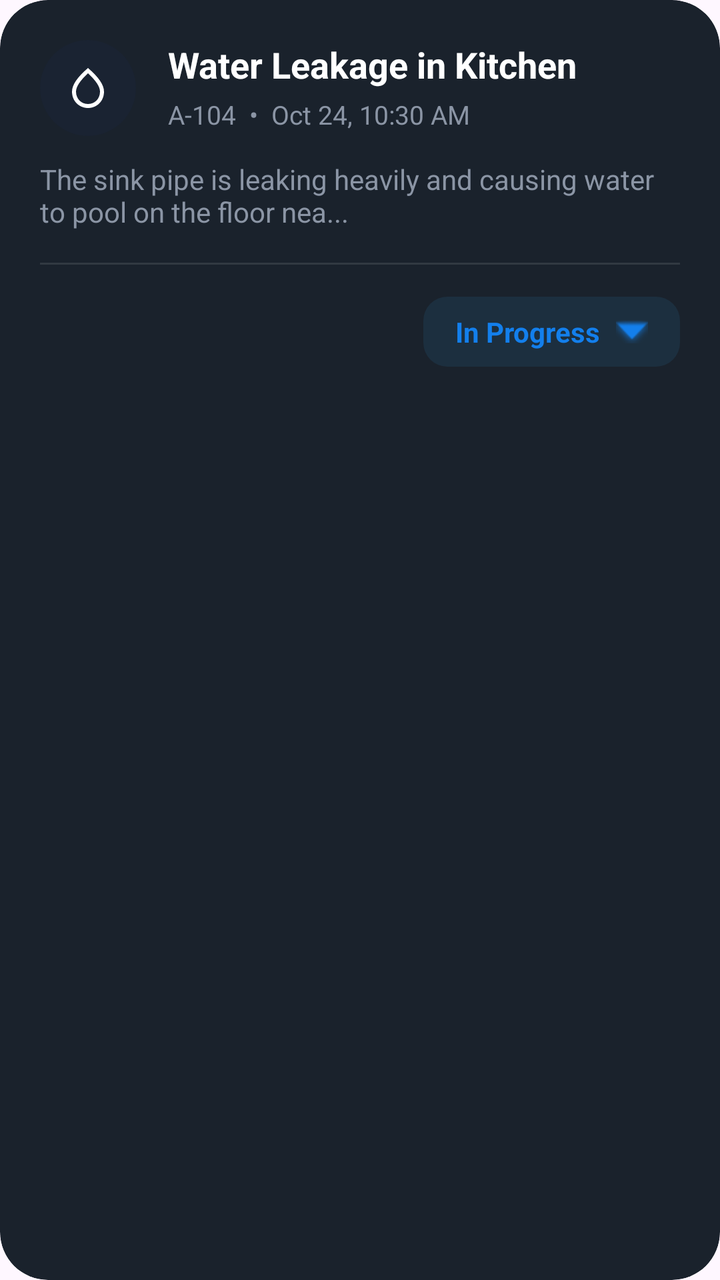
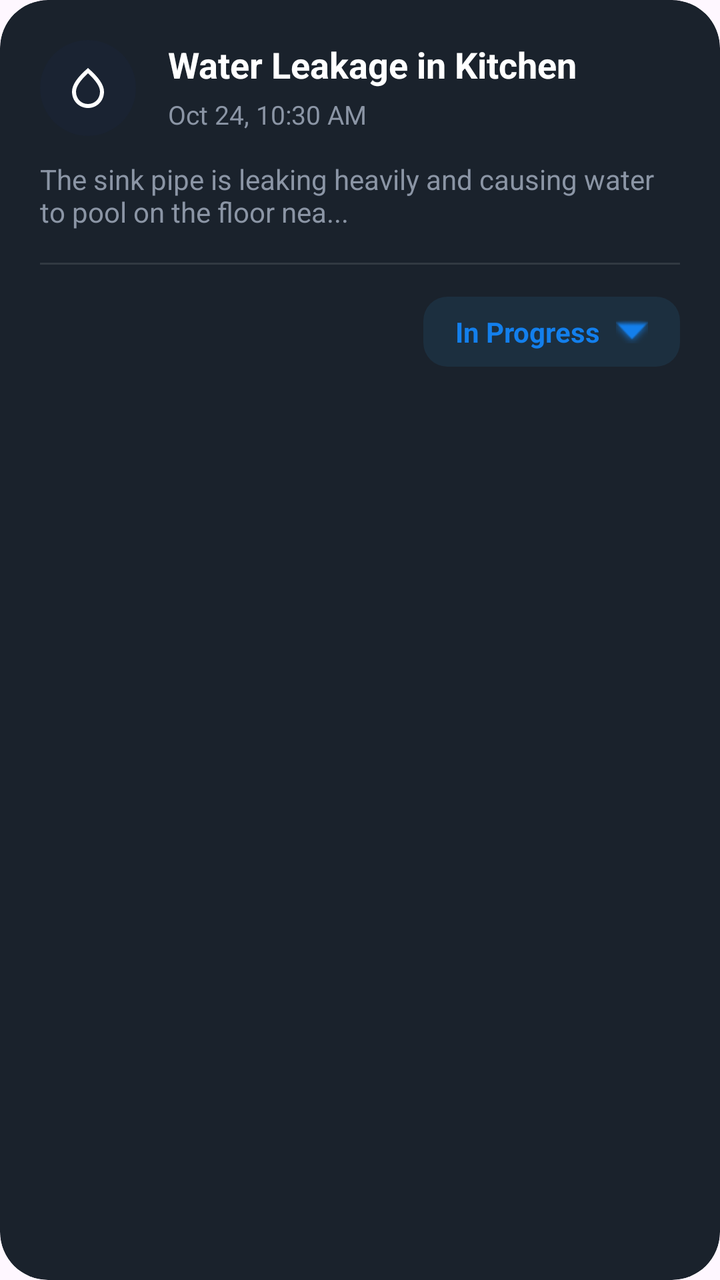

Compare the two renders of this Android layout. The source of the first and the diff that turns it into the second are given below.
<!-- AndroidManifest.xml: application theme Theme.HouseVisitorManagementSystem -->
<!-- res/layout/item_complaint.xml -->
<?xml version="1.0" encoding="utf-8"?>
<com.google.android.material.card.MaterialCardView xmlns:android="http://schemas.android.com/apk/res/android"
    xmlns:app="http://schemas.android.com/apk/res-auto"
    android:layout_width="match_parent"
    android:layout_height="wrap_content"
    android:layout_marginHorizontal="16dp"
    android:layout_marginVertical="8dp"
    app:cardBackgroundColor="@color/card_dark_bg"
    app:cardCornerRadius="24dp"
    app:cardElevation="0dp"
    app:strokeWidth="0dp"
    android:minHeight="220dp">

    <androidx.constraintlayout.widget.ConstraintLayout
        android:layout_width="match_parent"
        android:layout_height="wrap_content"
        android:padding="20dp">

        
        <FrameLayout
            android:id="@+id/iconContainer"
            android:layout_width="48dp"
            android:layout_height="48dp"
            app:layout_constraintStart_toStartOf="parent"
            app:layout_constraintTop_toTopOf="parent">

            <View
                android:id="@+id/iconBg"
                android:layout_width="match_parent"
                android:layout_height="match_parent"
                android:background="@drawable/circle_dark_bg" />

            <ImageView
                android:id="@+id/ivComplaintIcon"
                android:layout_width="24dp"
                android:layout_height="24dp"
                android:layout_gravity="center"
                android:src="@drawable/ic_water_drop" />
        </FrameLayout>

        
        <TextView
            android:id="@+id/tvTitle"
            android:layout_width="0dp"
            android:layout_height="wrap_content"
            android:layout_marginStart="16dp"
            android:text="Water Leakage in Kitchen"
            android:textColor="@color/white"
            android:textSize="18sp"
            android:textStyle="bold"
            app:layout_constraintEnd_toEndOf="parent"
            app:layout_constraintStart_toEndOf="@id/iconContainer"
            app:layout_constraintTop_toTopOf="parent" />

        <TextView
            android:id="@+id/tvMetaData"
            android:layout_width="wrap_content"
            android:layout_height="wrap_content"
            android:layout_marginTop="4dp"
            android:text="A-104  •  Oct 24, 10:30 AM"
            android:textColor="@color/text_grey"
            android:textSize="13sp"
            app:layout_constraintStart_toStartOf="@id/tvTitle"
            app:layout_constraintTop_toBottomOf="@id/tvTitle" />

        <TextView
            android:id="@+id/tvDescription"
            android:layout_width="0dp"
            android:layout_height="wrap_content"
            android:layout_marginTop="12dp"
            android:ellipsize="end"
            android:maxLines="4"
            android:text="The sink pipe is leaking heavily and causing water to pool on the floor nea..."
            android:textColor="@color/text_grey"
            android:textSize="14sp"
            app:layout_constraintEnd_toEndOf="parent"
            app:layout_constraintStart_toStartOf="parent"
            app:layout_constraintTop_toBottomOf="@id/iconContainer" />

        
        <View
            android:id="@+id/divider"
            android:layout_width="match_parent"
            android:layout_height="1dp"
            android:layout_marginTop="16dp"
            android:background="#1AFFFFFF"
            app:layout_constraintTop_toBottomOf="@id/tvDescription" />

        
        <LinearLayout
            android:id="@+id/statusBadge"
            android:layout_width="wrap_content"
            android:layout_height="wrap_content"
            android:layout_marginTop="16dp"
            android:background="@drawable/bg_status_in_progress"
            android:gravity="center"
            android:orientation="horizontal"
            android:paddingHorizontal="16dp"
            android:paddingVertical="8dp"
            app:layout_constraintEnd_toEndOf="parent"
            app:layout_constraintTop_toBottomOf="@id/divider">

            <TextView
                android:id="@+id/tvStatus"
                android:layout_width="wrap_content"
                android:layout_height="wrap_content"
                android:text="In Progress"
                android:textColor="@color/bright_azure_blue"
                android:textSize="14sp"
                android:textStyle="bold" />

            <ImageView
                android:id="@+id/ivStatusIcon"
                android:layout_width="16dp"
                android:layout_height="16dp"
                android:layout_marginStart="8dp"
                android:src="@android:drawable/arrow_down_float"
                app:tint="@color/bright_azure_blue" />
        </LinearLayout>

    </androidx.constraintlayout.widget.ConstraintLayout>

</com.google.android.material.card.MaterialCardView>
<!-- resources referenced by this layout -->
<resources>
  <color name="bright_azure_blue">#137fec</color>
  <color name="card_dark_bg">#1A222C</color>
  <color name="text_grey">#8B95A5</color>
  <color name="white">#FFFFFF</color>
  <!-- drawable bg_status_in_progress (drawable) -->
  <?xml version="1.0" encoding="utf-8"?>
  <shape xmlns:android="http://schemas.android.com/apk/res/android">
      <solid android:color="#1A3498DB" /> 
      <corners android:radius="12dp" />
  </shape>
  <!-- drawable circle_dark_bg (drawable) -->
  <?xml version="1.0" encoding="utf-8"?>
  <shape xmlns:android="http://schemas.android.com/apk/res/android"
      android:shape="oval">
      <solid android:color="#1A2332" />
  </shape>
  <!-- drawable ic_water_drop (drawable) -->
  <vector xmlns:android="http://schemas.android.com/apk/res/android"
      android:width="24dp"
      android:height="24dp"
      android:viewportWidth="24"
      android:viewportHeight="24">
      <path
          android:fillColor="#FFFFFF"
          android:pathData="M12,2c-5.33,4.55 -8,8.48 -8,11.8c0,4.98 3.8,8.2 8,8.2s8,-3.22 8,-8.2c0,-3.32 -2.67,-7.25 -8,-11.8zM12,20c-3.35,0 -6,-2.57 -6,-6.2c0,-2.34 1.95,-5.44 6,-9.14c4.05,3.7 6,6.79 6,9.14c0,3.63 -2.65,6.2 -6,6.2z"/>
  </vector>
  <style name="Theme.HouseVisitorManagementSystem" parent="Base.Theme.HouseVisitorManagementSystem" />
  <style name="Base.Theme.HouseVisitorManagementSystem" parent="Theme.Material3.DayNight.NoActionBar">
          
          
      </style>
</resources>

<!-- the commit's change to res/layout/item_complaint.xml (unified diff, before → after) -->
@@ -14,6 +14,7 @@
     <androidx.constraintlayout.widget.ConstraintLayout
         android:layout_width="match_parent"
         android:layout_height="wrap_content"
+        android:id="@+id/complaintItemMain"
         android:padding="20dp">
 
         
@@ -40,7 +41,7 @@
 
         
         <TextView
-            android:id="@+id/tvTitle"
+            android:id="@+id/complaintItemTitle"
             android:layout_width="0dp"
             android:layout_height="wrap_content"
             android:layout_marginStart="16dp"
@@ -53,18 +54,18 @@
             app:layout_constraintTop_toTopOf="parent" />
 
         <TextView
-            android:id="@+id/tvMetaData"
+            android:id="@+id/complaintItemTime"
             android:layout_width="wrap_content"
             android:layout_height="wrap_content"
             android:layout_marginTop="4dp"
-            android:text="A-104  •  Oct 24, 10:30 AM"
+            android:text="Oct 24, 10:30 AM"
             android:textColor="@color/text_grey"
             android:textSize="13sp"
-            app:layout_constraintStart_toStartOf="@id/tvTitle"
-            app:layout_constraintTop_toBottomOf="@id/tvTitle" />
+            app:layout_constraintStart_toStartOf="@id/complaintItemTitle"
+            app:layout_constraintTop_toBottomOf="@id/complaintItemTitle" />
 
         <TextView
-            android:id="@+id/tvDescription"
+            android:id="@+id/complaintItemDescription"
             android:layout_width="0dp"
             android:layout_height="wrap_content"
             android:layout_marginTop="12dp"
@@ -84,7 +85,7 @@
             android:layout_height="1dp"
             android:layout_marginTop="16dp"
             android:background="#1AFFFFFF"
-            app:layout_constraintTop_toBottomOf="@id/tvDescription" />
+            app:layout_constraintTop_toBottomOf="@id/complaintItemDescription" />
 
         
         <LinearLayout
